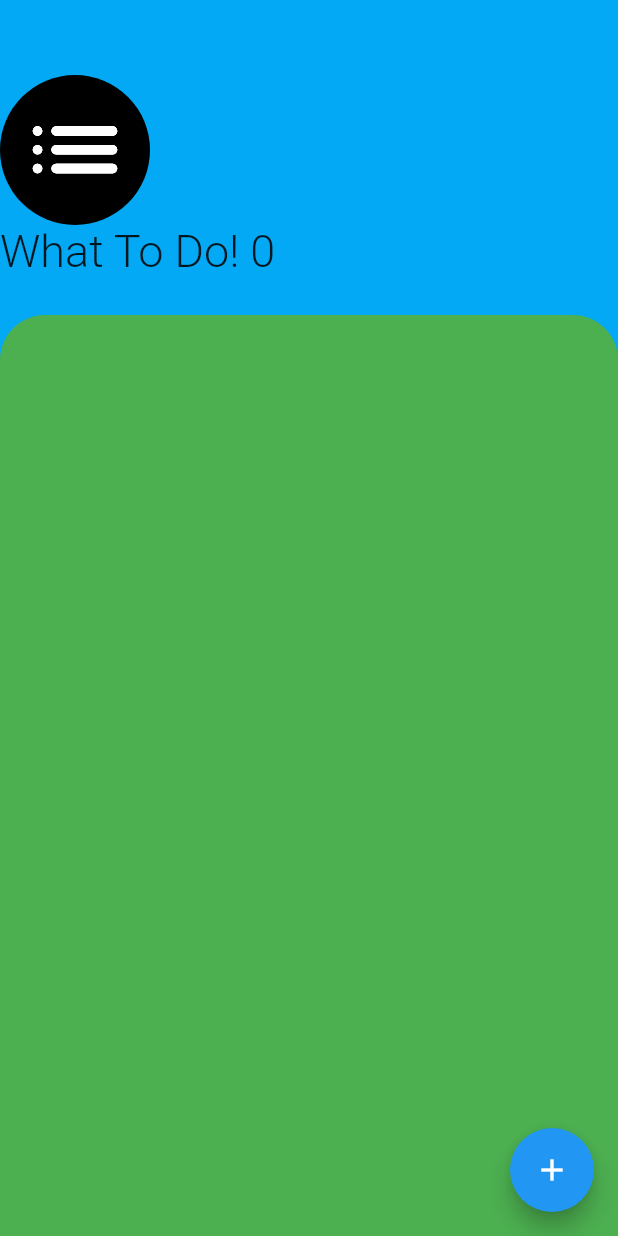
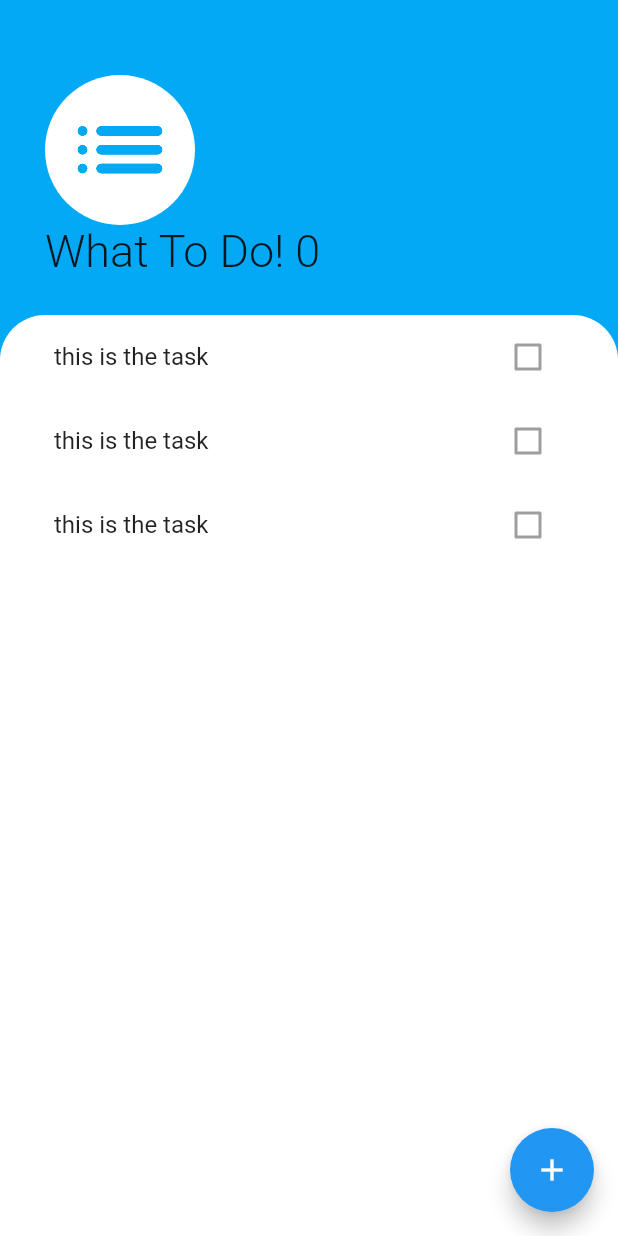
Before and after one commit to noveriojoee/what_to_do_app_flutter, a Flutter app: the screen it shows after launch, on a phone screen of 412 x 824 dp. Run offline on Flutter 3.47's test engine with Material 2 defaults, Android fonts, the phone set to English and light mode, and no system bars.

Commit message:
update bottom sheet

```diff
--- /dev/null
+++ b/lib/Components/ListViewTaskItem.dart
@@ -0,0 +1,8 @@
+import 'package:flutter/material.dart';
+
+class ListViewTaskItem extends StatelessWidget {
+	@override
+	Widget build(BuildContext context) {
+		return ListTile(title: Text("this is the task"), trailing: Checkbox(value: false,),);
+	}
+}
--- /dev/null
+++ b/lib/Components/ListViewWidget.dart
@@ -0,0 +1,17 @@
+import 'package:flutter/material.dart';
+import 'package:what_to_do_app/Components/ListViewTaskItem.dart';
+
+
+class ListViewWidget extends StatelessWidget {
+
+	@override
+	Widget build(BuildContext context) {
+		return ListView(
+			children: <Widget>[
+				ListViewTaskItem(),
+				ListViewTaskItem(),
+				ListViewTaskItem()
+			],
+		);
+	}
+}
--- a/lib/Screens/MainPage.dart
+++ b/lib/Screens/MainPage.dart
@@ -1,26 +1,14 @@
 import 'package:flutter/material.dart';
 import 'package:flutter/rendering.dart';
-import 'package:what_to_do_app/Screens/TaskScreen.dart';
+import 'package:what_to_do_app/Navigation.dart';
+import 'package:what_to_do_app/Components/ListViewWidget.dart';
+import 'package:what_to_do_app/Screens/PopUp/AddTaskScreen.dart';
 
 class MainPage extends StatefulWidget {
+  const MainPage({
+    Key key,
+  }) : super(key: key);
   _MainPageState createState() => _MainPageState();
-}
-
-Route _createRoute() {
-  return PageRouteBuilder(
-    pageBuilder: (context, animation, secondaryAnimation) => TaskScreen(),
-    transitionsBuilder: (context, animation, secondaryAnimation, child) {
-      const begin = Offset(0.0, 1.0);
-      const end = Offset.zero;
-      final tween = Tween(begin: begin, end: end);
-      final offsetAnimation = animation.drive(tween);
-
-      return SlideTransition(
-        position: offsetAnimation,
-        child: child,
-      );
-    },
-  );
 }
 
 class _MainPageState extends State<MainPage> {
@@ -29,7 +17,13 @@ class _MainPageState extends State<MainPage> {
   void _buttonAddClick(BuildContext context) {
     setState(() {
       //Do Something when button on clicked
-      Navigator.of(context).push(_createRoute());
+//      Navigator.of(context).push(createRoute('addTask'));
+      showModalBottomSheet(
+          context: context,
+          isScrollControlled: true,
+          builder: (context) => SingleChildScrollView(
+						child: Container(padding : EdgeInsets.only(bottom:MediaQuery.of(context).viewInsets.bottom),child: AddTaskScreen()),
+					));
     });
   }
 
@@ -47,6 +41,7 @@ class _MainPageState extends State<MainPage> {
             crossAxisAlignment: CrossAxisAlignment.start,
             children: [
               Container(
+                padding: EdgeInsets.symmetric(horizontal: 30),
                 margin: EdgeInsets.only(top: 50, left: 0),
                 child: Column(
                   crossAxisAlignment: CrossAxisAlignment.start,
@@ -56,11 +51,11 @@ class _MainPageState extends State<MainPage> {
                         child: CircleAvatar(
                           child: Icon(
                             Icons.list_rounded,
-                            color: Colors.white,
+                            color: Colors.lightBlue,
                             size: 75,
                           ),
                           radius: 50,
-                          backgroundColor: Colors.black,
+                          backgroundColor: Colors.white,
                         ),
                       ),
                     ),
@@ -76,14 +71,14 @@ class _MainPageState extends State<MainPage> {
               ),
               Expanded(
                 child: Container(
-									decoration: BoxDecoration(
-										color: Colors.green,
-										borderRadius: BorderRadius.only(
-											topLeft: Radius.circular(30),
-											topRight: Radius.circular(30)
-										)
-									),
+                  padding: EdgeInsets.symmetric(horizontal: 20),
+                  decoration: BoxDecoration(
+                      color: Colors.white,
+                      borderRadius: BorderRadius.only(
+                          topLeft: Radius.circular(30),
+                          topRight: Radius.circular(30))),
                   margin: EdgeInsets.only(top: 25),
+                  child: ListViewWidget(),
                 ),
               )
             ],
--- a/lib/main.dart
+++ b/lib/main.dart
@@ -1,6 +1,5 @@
 import 'package:flutter/material.dart';
 import 'package:what_to_do_app/Screens/MainPage.dart';
-import 'package:what_to_do_app/Screens/TaskScreen.dart';
 
 void main() {
   runApp(MyApp());
```
Also changed, not shown: lib/Navigation.dart (added, +21 -0 lines), lib/Screens/PopUp/AddTaskScreen.dart (added, +41 -0 lines), lib/Screens/TaskScreen.dart (deleted, +0 -19 lines).
